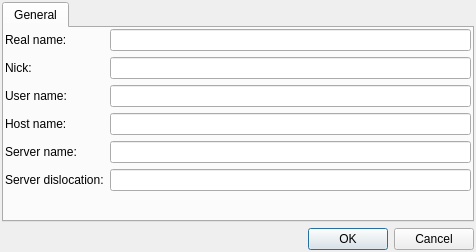
First picture: the form in src/plugins/azoth/plugins/acetamide/vcarddialog.ui, repository 0xd34df00d/leechcraft, before the edit.
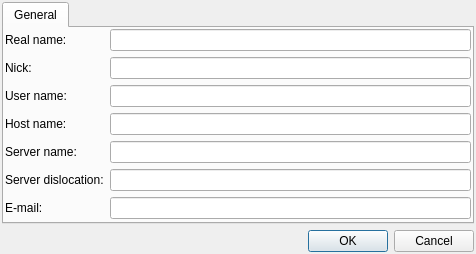
Second picture: the form after the edit.

Diff of the .ui file:
```diff
--- a/src/plugins/azoth/plugins/acetamide/vcarddialog.ui
+++ b/src/plugins/azoth/plugins/acetamide/vcarddialog.ui
@@ -134,6 +134,16 @@
            </property>
           </widget>
          </item>
+         <item row="6" column="0">
+          <widget class="QLabel" name="eMailLabel">
+           <property name="text">
+            <string>E-mail:</string>
+           </property>
+          </widget>
+         </item>
+         <item row="6" column="1">
+          <widget class="QLineEdit" name="EMailAddress_"/>
+         </item>
         </layout>
        </item>
       </layout>
```
